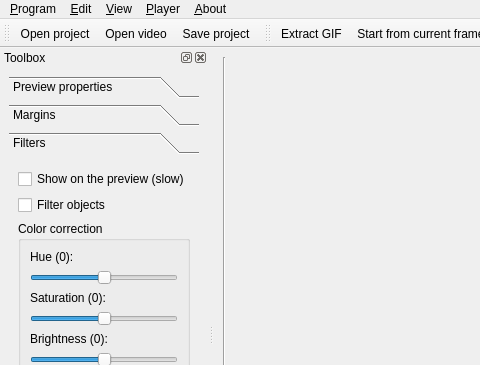
Qt form ui/mainwindow.ui (Apkawa/QGifer) before a commit; both pictures show x 0 to 480 and y 0 to 365 of the 972 by 641 pixel window.
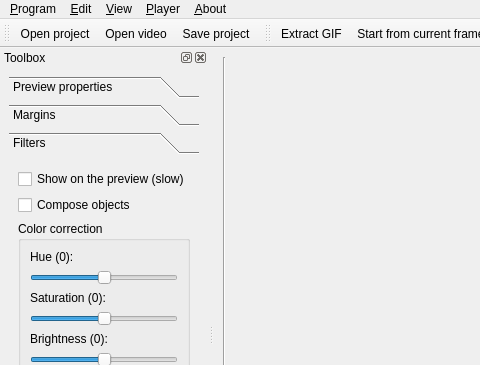
The same form after that commit. The open tabs and pages were chosen to show the change. Icons and pictures are not drawn. Custom widgets are drawn as their Qt base class.

Commit message: temporary fix: locked object edition after filtering to avoid some bugs

The edit to the form file:
```diff
--- a/ui/mainwindow.ui
+++ b/ui/mainwindow.ui
@@ -600,7 +600,7 @@
          <item row="1" column="0">
           <widget class="QCheckBox" name="filterObjBox">
            <property name="text">
-            <string>Filter objects</string>
+            <string>Compose objects</string>
            </property>
           </widget>
          </item>
```
Left out of the diff: 2 changed lines with no effect on the pictures. The commit also changes 4 other files.
